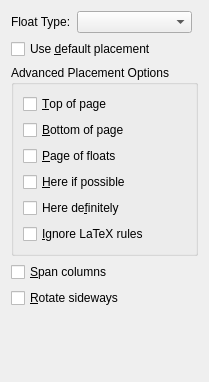
First picture: the form in src/frontends/qt4/ui/FloatPlacementUi.ui, repository cburschka/lyx, before the edit.
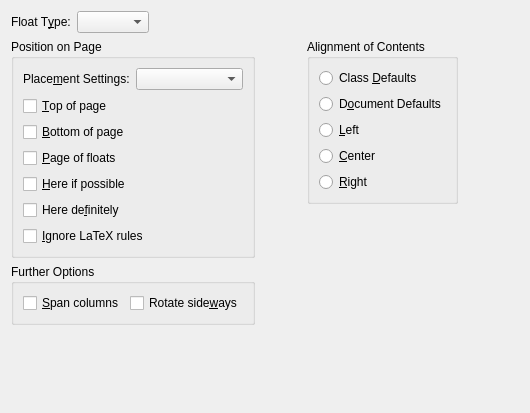
Second picture: the form after the edit.

Commit message:
Add support for global float alignment
It is now possible in the float settings (doc dialog) to specify a global
(inner) alignment for floats, and in the float settings, this can be
overridden (just as with float placement)

Fixes: #8665

File format change.

Diff of the .ui file:
```diff
--- a/src/frontends/qt4/ui/FloatPlacementUi.ui
+++ b/src/frontends/qt4/ui/FloatPlacementUi.ui
@@ -1,121 +1,257 @@
 <ui version="4.0" >
  <class>FloatPlacementUi</class>
- <widget class="QWidget" name="FloatPlacementUi" >
-  <property name="geometry" >
+ <widget class="QWidget" name="FloatPlacementUi">
+  <property name="geometry">
    <rect>
     <x>0</x>
     <y>0</y>
-    <width>207</width>
-    <height>382</height>
+    <width>530</width>
+    <height>413</height>
    </rect>
   </property>
   <property name="windowTitle" >
    <string>Form</string>
   </property>
-  <layout class="QGridLayout" name="gridLayout" >
-   <item row="0" column="0" >
-    <widget class="QLabel" name="floatTypeTitle" >
-     <property name="text" >
-      <string>Float Type:</string>
-     </property>
-    </widget>
+  <layout class="QGridLayout" name="gridLayout_3">
+   <item row="0" column="0">
+    <layout class="QHBoxLayout" name="horizontalLayout_2">
+     <item>
+      <widget class="QLabel" name="floatTypeTitle">
+       <property name="text">
+        <string>Float T&amp;ype:</string>
+       </property>
+       <property name="buddy">
+        <cstring>floatTypeCO</cstring>
+       </property>
+      </widget>
+     </item>
+     <item>
+      <widget class="QComboBox" name="floatTypeCO">
+       <property name="sizePolicy">
+        <sizepolicy hsizetype="Preferred" vsizetype="Fixed">
+         <horstretch>1</horstretch>
+         <verstretch>0</verstretch>
+        </sizepolicy>
+       </property>
+      </widget>
+     </item>
+    </layout>
    </item>
-   <item row="0" column="1" colspan="2" >
-    <widget class="QComboBox" name="floatTypeCO" >
-     <property name="sizePolicy" >
-      <sizepolicy vsizetype="Fixed" hsizetype="Preferred" >
-       <horstretch>1</horstretch>
-       <verstretch>0</verstretch>
-      </sizepolicy>
+   <item row="2" column="3" rowspan="3">
+    <spacer name="verticalSpacer">
+     <property name="orientation">
+      <enum>Qt::Vertical</enum>
      </property>
-    </widget>
+     <property name="sizeHint" stdset="0">
+      <size>
+       <width>20</width>
+       <height>154</height>
+      </size>
+     </property>
+    </spacer>
    </item>
-   <item row="1" column="0" colspan="4" >
-    <widget class="QCheckBox" name="defaultsCB" >
-     <property name="text" >
-      <string>Use &amp;default placement</string>
+   <item row="4" column="0">
+    <spacer>
+     <property name="orientation">
+      <enum>Qt::Vertical</enum>
      </property>
-    </widget>
+     <property name="sizeHint" stdset="0">
+      <size>
+       <width>20</width>
+       <height>20</height>
+      </size>
+     </property>
+    </spacer>
    </item>
-   <item row="2" column="0" colspan="4" >
-    <widget class="QGroupBox" name="options" >
-     <property name="title" >
-      <string>Advanced Placement Options</string>
+   <item row="1" column="3">
+    <widget class="QGroupBox" name="aligmentGB">
+     <property name="title">
+      <string>Alignment of Contents</string>
      </property>
-     <layout class="QGridLayout" >
-      <property name="margin" >
+     <property name="flat">
+      <bool>true</bool>
+     </property>
+     <layout class="QGridLayout" name="_2">
+      <property name="leftMargin">
        <number>9</number>
       </property>
-      <property name="spacing" >
+      <property name="topMargin">
+       <number>9</number>
+      </property>
+      <property name="rightMargin">
+       <number>9</number>
+      </property>
+      <property name="bottomMargin">
+       <number>9</number>
+      </property>
+      <property name="spacing">
        <number>6</number>
       </property>
-      <item row="0" column="0" >
-       <widget class="QCheckBox" name="topCB" >
-        <property name="text" >
+      <item row="1" column="0">
+       <widget class="QRadioButton" name="alignDocDefaultRB">
+        <property name="toolTip">
+         <string>Use the document's default alignment for floats, as specified in Document Settings.</string>
+        </property>
+        <property name="text">
+         <string>D&amp;ocument Defaults</string>
+        </property>
+       </widget>
+      </item>
+      <item row="2" column="0">
+       <widget class="QRadioButton" name="alignLeftRB">
+        <property name="toolTip">
+         <string>Left-align float contents</string>
+        </property>
+        <property name="text">
+         <string>&amp;Left</string>
+        </property>
+       </widget>
+      </item>
+      <item row="3" column="0">
+       <widget class="QRadioButton" name="alignCenterRB">
+        <property name="toolTip">
+         <string>Center float contents</string>
+        </property>
+        <property name="text">
+         <string>&amp;Center</string>
+        </property>
+       </widget>
+      </item>
+      <item row="4" column="0">
+       <widget class="QRadioButton" name="alignRightRB">
+        <property name="toolTip">
+         <string>Right-align float contents</string>
+        </property>
+        <property name="text">
+         <string>&amp;Right</string>
+        </property>
+       </widget>
+      </item>
+      <item row="0" column="0">
+       <widget class="QRadioButton" name="alignClassDefaultRB">
+        <property name="toolTip">
+         <string>Use the class' default alignment for floats, whatever it is.</string>
+        </property>
+        <property name="text">
+         <string>Class &amp;Defaults</string>
+        </property>
+       </widget>
+      </item>
+     </layout>
+    </widget>
+   </item>
+   <item row="3" column="0" colspan="2">
+    <widget class="QGroupBox" name="optionsGB">
+     <property name="title">
+      <string>Further Options</string>
+     </property>
+     <layout class="QGridLayout" name="gridLayout_2">
+      <item row="0" column="0">
+       <widget class="QCheckBox" name="spanCB">
+        <property name="text">
+         <string>&amp;Span columns</string>
+        </property>
+       </widget>
+      </item>
+      <item row="0" column="1">
+       <widget class="QCheckBox" name="sidewaysCB">
+        <property name="text">
+         <string>Rotate side&amp;ways</string>
+        </property>
+       </widget>
+      </item>
+     </layout>
+    </widget>
+   </item>
+   <item row="1" column="0" rowspan="2" colspan="2">
+    <widget class="QGroupBox" name="groupBox">
+     <property name="title">
+      <string>Position on Page</string>
+     </property>
+     <layout class="QGridLayout" name="gridLayout">
+      <item row="0" column="0">
+       <layout class="QHBoxLayout" name="horizontalLayout">
+        <item>
+         <widget class="QLabel" name="placementLA">
+          <property name="text">
+           <string>Place&amp;ment Settings:</string>
+          </property>
+          <property name="buddy">
+           <cstring>placementCO</cstring>
+          </property>
+         </widget>
+        </item>
+        <item>
+         <widget class="QComboBox" name="placementCO"/>
+        </item>
+       </layout>
+      </item>
+      <item row="1" column="0">
+       <widget class="QCheckBox" name="topCB">
+        <property name="text">
          <string>&amp;Top of page</string>
         </property>
        </widget>
       </item>
-      <item row="5" column="0" >
-       <widget class="QCheckBox" name="ignoreCB" >
-        <property name="text" >
-         <string>&amp;Ignore LaTeX rules</string>
-        </property>
-       </widget>
-      </item>
-      <item row="4" column="0" >
-       <widget class="QCheckBox" name="heredefinitelyCB" >
-        <property name="text" >
-         <string>Here de&amp;finitely</string>
-        </property>
-       </widget>
-      </item>
-      <item row="3" column="0" >
-       <widget class="QCheckBox" name="herepossiblyCB" >
-        <property name="text" >
-         <string>&amp;Here if possible</string>
-        </property>
-       </widget>
-      </item>
-      <item row="2" column="0" >
-       <widget class="QCheckBox" name="pageCB" >
-        <property name="text" >
-         <string>&amp;Page of floats</string>
-        </property>
-       </widget>
-      </item>
-      <item row="1" column="0" >
-       <widget class="QCheckBox" name="bottomCB" >
-        <property name="text" >
+      <item row="2" column="0">
+       <widget class="QCheckBox" name="bottomCB">
+        <property name="text">
          <string>&amp;Bottom of page</string>
         </property>
        </widget>
       </item>
+      <item row="3" column="0">
+       <widget class="QCheckBox" name="pageCB">
+        <property name="text">
+         <string>&amp;Page of floats</string>
+        </property>
+       </widget>
+      </item>
+      <item row="4" column="0">
+       <widget class="QCheckBox" name="herepossiblyCB">
+        <property name="text">
+         <string>&amp;Here if possible</string>
+        </property>
+       </widget>
+      </item>
+      <item row="5" column="0">
+       <widget class="QCheckBox" name="heredefinitelyCB">
+        <property name="text">
+         <string>Here de&amp;finitely</string>
+        </property>
+       </widget>
+      </item>
+      <item row="6" column="0">
+       <widget class="QCheckBox" name="ignoreCB">
+        <property name="text">
+         <string>&amp;Ignore LaTeX rules</string>
+        </property>
+       </widget>
+      </item>
      </layout>
     </widget>
    </item>
-   <item row="3" column="0" colspan="2" >
-    <widget class="QCheckBox" name="spanCB" >
-     <property name="text" >
-      <string>&amp;Span columns</string>
+   <item row="0" column="1" colspan="3">
+    <spacer name="horizontalSpacer">
+     <property name="orientation">
+      <enum>Qt::Horizontal</enum>
      </property>
-    </widget>
-   </item>
-   <item row="4" column="0" colspan="2" >
-    <widget class="QCheckBox" name="sidewaysCB" >
-     <property name="text" >
-      <string>&amp;Rotate sideways</string>
+     <property name="sizeHint" stdset="0">
+      <size>
+       <width>303</width>
+       <height>20</height>
+      </size>
      </property>
-    </widget>
+    </spacer>
    </item>
-   <item row="5" column="2" colspan="2" >
-    <spacer>
-     <property name="orientation" >
-      <enum>Qt::Vertical</enum>
+   <item row="1" column="4">
+    <spacer name="horizontalSpacer_2">
+     <property name="orientation">
+      <enum>Qt::Horizontal</enum>
      </property>
-     <property name="sizeHint" stdset="0" >
+     <property name="sizeHint" stdset="0">
       <size>
-       <width>20</width>
+       <width>40</width>
        <height>20</height>
       </size>
      </property>
```
Left out of the diff: 27 changed lines with no effect on the pictures. The commit also changes 11 other files.
